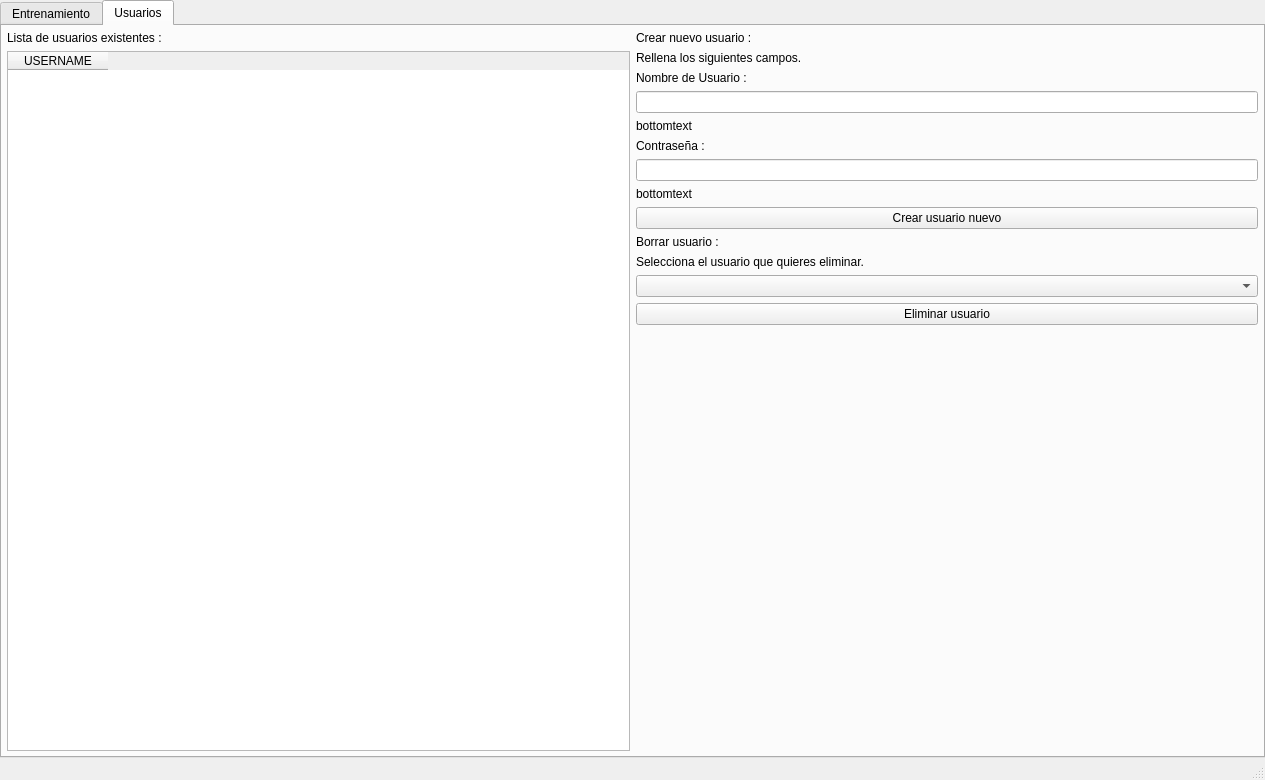
The window that Resources/UI/AdminMenu.ui (40CompilerErrors/Proyecto2) describes before a commit, drawn with Qt 5.
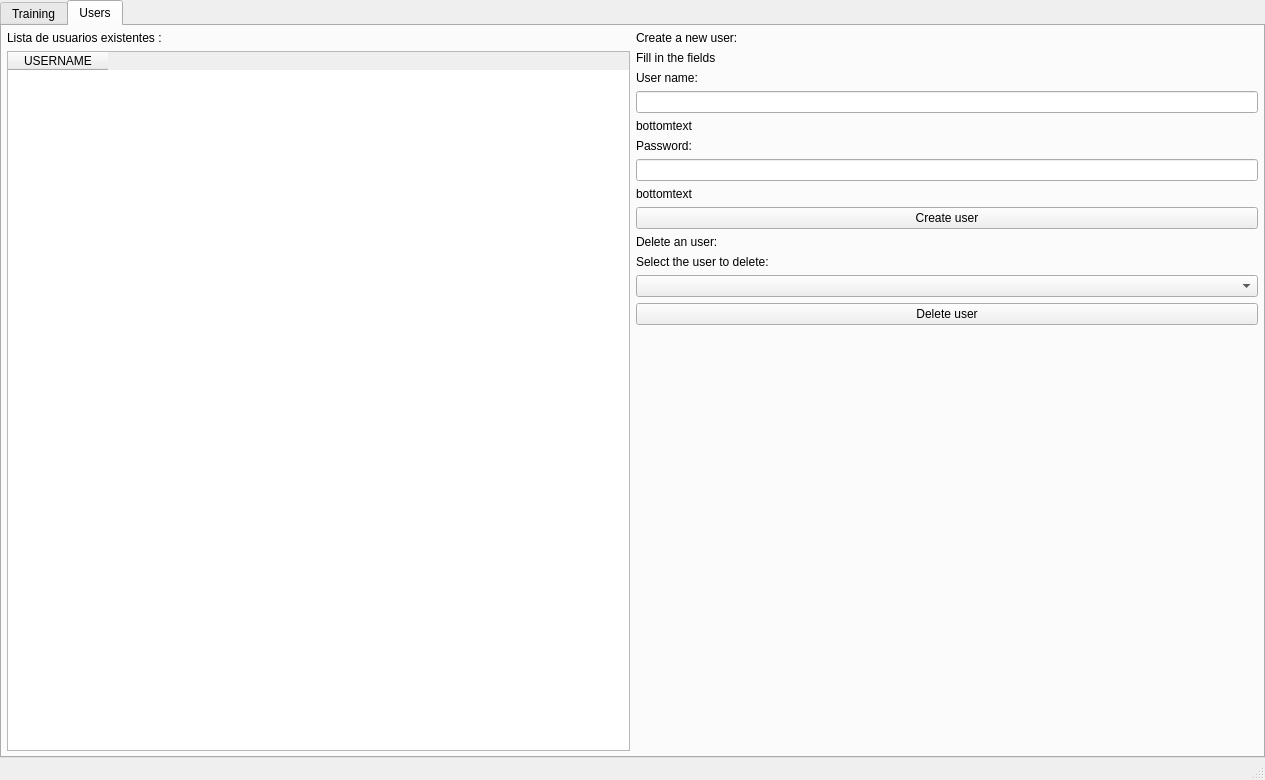
The same window after the commit. The open tabs and pages were chosen to show the change. Icons and pictures are not drawn.

Commit message: Se me olvido la de usuarios

What changed in the file:
```diff
--- a/Resources/UI/AdminMenu.ui
+++ b/Resources/UI/AdminMenu.ui
@@ -36,7 +36,7 @@
         </property>
         <widget class="QWidget" name="entrenamiento">
          <attribute name="title">
-          <string>Entrenamiento</string>
+          <string>Training</string>
          </attribute>
          <layout class="QGridLayout" name="gridLayout_2">
           <property name="leftMargin">
@@ -454,7 +454,7 @@
         </widget>
         <widget class="QWidget" name="usuarios">
          <attribute name="title">
-          <string>Usuarios</string>
+          <string>Users</string>
          </attribute>
          <layout class="QGridLayout" name="gridLayout_3">
           <property name="leftMargin">
@@ -502,21 +502,21 @@
                 <item>
                  <widget class="QLabel" name="label_9">
                   <property name="text">
-                   <string>Crear nuevo usuario : </string>
+                   <string>Create a new user:</string>
                   </property>
                  </widget>
                 </item>
                 <item>
                  <widget class="QLabel" name="label_5">
                   <property name="text">
-                   <string>Rellena los siguientes campos.</string>
+                   <string>Fill in the fields</string>
                   </property>
                  </widget>
                 </item>
                 <item>
                  <widget class="QLabel" name="label_10">
                   <property name="text">
-                   <string>Nombre de Usuario :</string>
+                   <string>User name:</string>
                   </property>
                  </widget>
                 </item>
@@ -533,7 +533,7 @@
                 <item>
                  <widget class="QLabel" name="label_18">
                   <property name="text">
-                   <string>Contraseña :</string>
+                   <string>Password:</string>
                   </property>
                  </widget>
                 </item>
@@ -554,7 +554,7 @@
                 <item>
                  <widget class="QPushButton" name="pushButton">
                   <property name="text">
-                   <string>Crear usuario nuevo</string>
+                   <string>Create user</string>
                   </property>
                  </widget>
                 </item>
@@ -563,14 +563,14 @@
               <item>
                <widget class="QLabel" name="label_7">
                 <property name="text">
-                 <string>Borrar usuario :</string>
+                 <string>Delete an user:</string>
                 </property>
                </widget>
               </item>
               <item>
                <widget class="QLabel" name="label_8">
                 <property name="text">
-                 <string>Selecciona el usuario que quieres eliminar.</string>
+                 <string>Select the user to delete:</string>
                 </property>
                </widget>
               </item>
@@ -580,7 +580,7 @@
               <item>
                <widget class="QPushButton" name="pushButton_2">
                 <property name="text">
-                 <string>Eliminar usuario</string>
+                 <string>Delete user</string>
                 </property>
                </widget>
               </item>
```
Left out of the diff: 6 changed lines with no effect on the pictures.
